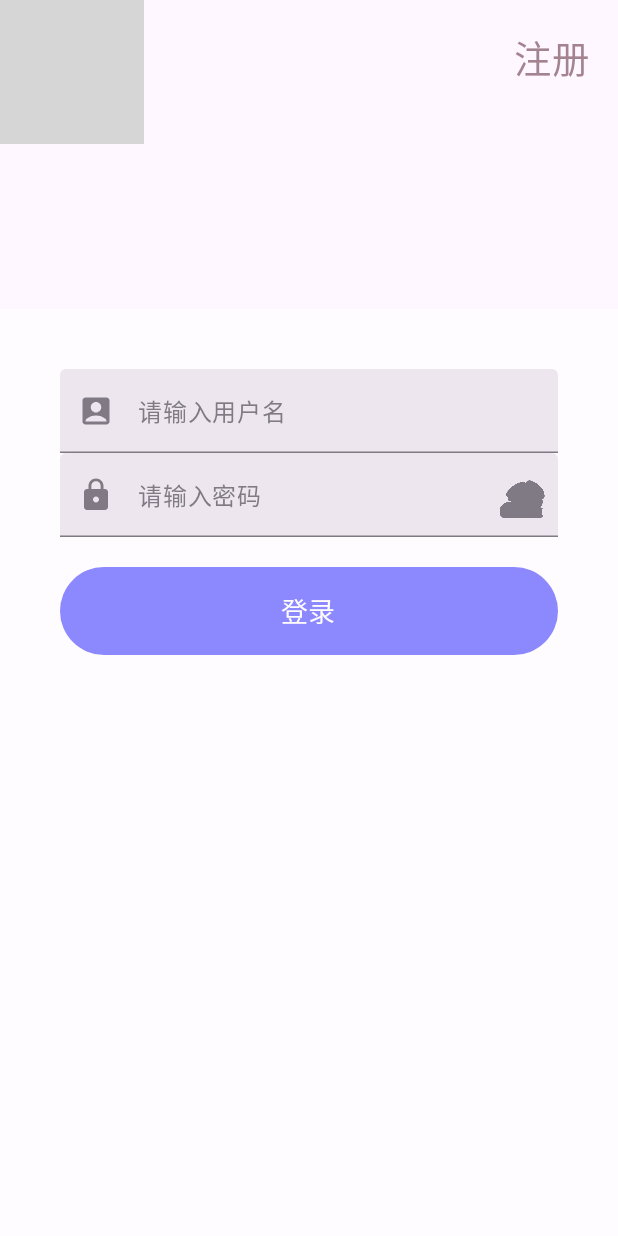
After one commit to liweiliang93/JiNiTaiMei, an Android app built with Jetpack Compose: the composable LoginScreen shown on its own in the app's theme, on a phone screen of 412 x 824 dp. The commit adds this screen. Run offline under Robolectric (Android 15) with nearby library versions, the phone set to English and light mode, and no system bars; grey boxes are pictures that could not be loaded.

Commit message:
登录界面未连接数据库的基础实现

```diff
--- a/app/src/main/AndroidManifest.xml
+++ b/app/src/main/AndroidManifest.xml
@@ -13,7 +13,7 @@
         android:theme="@style/Theme.JiNiTaiMei"
         tools:targetApi="31">
         <activity
-            android:name=".home.MainActivity"
+            android:name=".MainActivity"
             android:exported="true"
             android:label="@string/app_name"
             android:theme="@style/Theme.JiNiTaiMei">
--- a/app/src/main/java/com/weiliang/jinitaimei/home/MainActivity.kt
+++ b/app/src/main/java/com/weiliang/jinitaimei/MainActivity.kt
@@ -1,5 +1,5 @@
 @file:OptIn(ExperimentalMaterial3Api::class)
-package com.weiliang.jinitaimei.home
+package com.weiliang.jinitaimei
 
 import android.os.Bundle
 import androidx.activity.ComponentActivity
@@ -8,6 +8,10 @@ import androidx.compose.material3.ExperimentalMaterial3Api
 import androidx.compose.runtime.Composable
 import androidx.compose.ui.tooling.preview.Preview
 import androidx.compose.ui.unit.Density
+import com.weiliang.jinitaimei.activity.ScreenControl
+import com.weiliang.jinitaimei.chess.ChessBoard
+import com.weiliang.jinitaimei.chess.opening
+import com.weiliang.jinitaimei.chess.toList
 import com.weiliang.jinitaimei.ui.theme.JiNiTaiMeiTheme
 
 /*
--- a/app/src/main/java/com/weiliang/jinitaimei/home/LandingScreen.kt
+++ b/app/src/main/java/com/weiliang/jinitaimei/activity/LandingScreen.kt
@@ -1,4 +1,4 @@
-package com.weiliang.jinitaimei.home
+package com.weiliang.jinitaimei.activity
 
 import android.os.Build
 import androidx.annotation.DrawableRes
@@ -52,6 +52,7 @@ import coil.compose.rememberImagePainter
 import coil.decode.GifDecoder
 import coil.decode.ImageDecoderDecoder
 import com.weiliang.jinitaimei.R
+import com.weiliang.jinitaimei.control.KunDongAndSpacer
 import kotlinx.coroutines.delay
 import java.util.Locale
 
@@ -60,7 +61,7 @@ import java.util.Locale
 */
 
 //使用 SPLASHWAITTIME 来进行与sleep进行延时,SPLASHWAITTIME 表示延长的时间
-private const val SPLASHWAITTIME: Long = 6000
+private const val SPLASHWAITTIME: Long = 60000
 
 @Composable
 fun LandingScreen(
--- /dev/null
+++ b/app/src/main/java/com/weiliang/jinitaimei/activity/LoginScreen.kt
@@ -0,0 +1,162 @@
+package com.weiliang.jinitaimei.activity
+
+import androidx.compose.foundation.Image
+import androidx.compose.foundation.background
+import androidx.compose.foundation.layout.Box
+import androidx.compose.foundation.layout.Column
+import androidx.compose.foundation.layout.PaddingValues
+import androidx.compose.foundation.layout.Spacer
+import androidx.compose.foundation.layout.fillMaxSize
+import androidx.compose.foundation.layout.fillMaxWidth
+import androidx.compose.foundation.layout.height
+import androidx.compose.foundation.layout.padding
+import androidx.compose.foundation.layout.size
+import androidx.compose.foundation.shape.RoundedCornerShape
+import androidx.compose.material.icons.Icons
+import androidx.compose.material.icons.filled.AccountBox
+import androidx.compose.material.icons.filled.Lock
+import androidx.compose.material3.Button
+import androidx.compose.material3.ButtonDefaults
+import androidx.compose.material3.ExperimentalMaterial3Api
+import androidx.compose.material3.Icon
+import androidx.compose.material3.IconButton
+import androidx.compose.material3.MaterialTheme
+import androidx.compose.material3.Text
+import androidx.compose.material3.TextField
+import androidx.compose.material3.TextFieldDefaults
+import androidx.compose.runtime.Composable
+import androidx.compose.runtime.getValue
+import androidx.compose.runtime.mutableStateOf
+import androidx.compose.runtime.remember
+import androidx.compose.runtime.setValue
+import androidx.compose.ui.Modifier
+import androidx.compose.ui.draw.alpha
+import androidx.compose.ui.graphics.Color
+import androidx.compose.ui.res.painterResource
+import androidx.compose.ui.text.input.PasswordVisualTransformation
+import androidx.compose.ui.text.input.VisualTransformation
+import androidx.compose.ui.text.style.TextAlign
+import androidx.compose.ui.unit.dp
+import androidx.compose.ui.unit.sp
+import androidx.navigation.NavController
+import com.weiliang.jinitaimei.R
+import com.weiliang.jinitaimei.ui.theme.JiNiTaiMeiTheme
+
+@OptIn(ExperimentalMaterial3Api::class)
+@Composable
+fun LoginScreen(
+    navController: NavController,
+) {
+
+    var name by remember { mutableStateOf("") }
+    var pwd by remember { mutableStateOf("") }
+
+    val pwdVisualTransformation = PasswordVisualTransformation()
+    var showPwd by remember {
+        mutableStateOf(true)
+    }
+
+    val transformation = if (showPwd) pwdVisualTransformation else VisualTransformation.None
+
+
+    JiNiTaiMeiTheme {
+        Box(
+            Modifier.fillMaxSize()
+                .alpha(0.7f)
+        ) {
+            Image(painter = painterResource(id = R.drawable.background), contentDescription = null)
+            Text(
+                text = "注册",
+                color = MaterialTheme.colorScheme.tertiary,
+                fontSize = 25.sp,
+                textAlign = TextAlign.End,
+                modifier = Modifier
+                    .fillMaxWidth()
+                    .padding(20.dp)
+            )
+            Column() {
+                Spacer(modifier = Modifier.weight(1f))
+                Column(
+                    modifier = Modifier
+                        .weight(3f)
+                        .background(Color.White)
+                        .padding(40.dp)
+                        .fillMaxWidth()
+                ) {
+                    //后面输入框等组件在这里加,由于代码过长,为了方便阅读,后续贴出的代码都是在这里的代码
+                    Column() {
+
+                        TextField(
+                            modifier = Modifier.fillMaxWidth(),
+                            value = name,
+                            placeholder = {
+                                Text("请输入用户名")
+                            },
+                            onValueChange = { str -> name = str },
+                            colors = TextFieldDefaults.textFieldColors(Color.Transparent),
+                            leadingIcon = {
+                                Icon(
+                                    imageVector = Icons.Default.AccountBox,
+                                    contentDescription = null
+                                )
+                            }
+                        )
+
+                        TextField(
+                            value = pwd, onValueChange = { str -> pwd = str },
+                            modifier = Modifier.fillMaxWidth(),
+                            placeholder = {
+                                Text("请输入密码")
+                            },
+                            visualTransformation = transformation,
+                            colors = TextFieldDefaults.textFieldColors(Color.Transparent),
+                            leadingIcon = {
+                                Icon(
+                                    imageVector = Icons.Default.Lock,
+                                    contentDescription = null
+                                )
+                            }, trailingIcon = {
+                                if (showPwd) {
+                                    IconButton(onClick = { showPwd = !showPwd }) {
+                                        Icon(
+                                            painter = painterResource(id = R.drawable.kt1),
+                                            contentDescription = null,
+                                            Modifier.size(30.dp)
+                                        )
+                                    }
+                                } else {
+                                    IconButton(onClick = { showPwd = !showPwd }) {
+                                        Icon(
+                                            painter = painterResource(id = R.drawable.kt2),
+                                            contentDescription = null,
+                                            Modifier.size(30.dp)
+                                        )
+                                    }
+                                }
+                            }
+                        )
+                        Spacer(modifier = Modifier.height(20.dp))
+                        Button(
+                            modifier = Modifier
+                                .fillMaxWidth(),
+                            onClick = {
+                                if (name == "test" && pwd == "123") {
+                                    navController.navigate("first_page")
+                                } else {
+
+                                }
+                            },
+                            shape = RoundedCornerShape(50),
+                            colors = ButtonDefaults.buttonColors(Color(0xff5c59fe)),
+                            contentPadding = PaddingValues(12.dp, 16.dp)
+                        ) {
+                            Text("登录", color = Color.White, fontSize = 18.sp)
+                        }
+                        Spacer(modifier = Modifier.height(100.dp))
+
+                    }
+                }
+            }
+        }
+    }
+}
--- a/app/src/main/java/com/weiliang/jinitaimei/home/OnBoardingScreen.kt
+++ b/app/src/main/java/com/weiliang/jinitaimei/activity/OnBoardingScreen.kt
@@ -1,4 +1,4 @@
-package com.weiliang.jinitaimei.home
+package com.weiliang.jinitaimei.activity
 
 import android.annotation.SuppressLint
 import android.os.Build
@@ -37,6 +37,7 @@ import coil.compose.rememberImagePainter
 import coil.decode.GifDecoder
 import coil.decode.ImageDecoderDecoder
 import com.weiliang.jinitaimei.R
+import com.weiliang.jinitaimei.control.Show
 import com.weiliang.jinitaimei.ui.theme.JiNiTaiMeiTheme
 
 
--- a/app/src/main/java/com/weiliang/jinitaimei/home/CheesBoard.kt
+++ b/app/src/main/java/com/weiliang/jinitaimei/chess/CheesBoard.kt
@@ -1,4 +1,4 @@
-package com.weiliang.jinitaimei.home
+package com.weiliang.jinitaimei.chess
 
 import androidx.compose.foundation.Image
 import androidx.compose.foundation.background
--- a/app/src/main/java/com/weiliang/jinitaimei/home/Chess.kt
+++ b/app/src/main/java/com/weiliang/jinitaimei/chess/Chess.kt
@@ -1,4 +1,4 @@
-package com.weiliang.jinitaimei.home
+package com.weiliang.jinitaimei.chess
 
 import androidx.compose.runtime.Composable
 import androidx.compose.ui.unit.IntOffset
--- a/app/src/main/java/com/weiliang/jinitaimei/home/Constants.kt
+++ b/app/src/main/java/com/weiliang/jinitaimei/chess/Constants.kt
@@ -1,8 +1,8 @@
-package com.weiliang.jinitaimei.home
+package com.weiliang.jinitaimei.chess
 
 import androidx.compose.material3.MaterialTheme
 import androidx.compose.ui.unit.IntOffset
-import com.weiliang.jinitaimei.ui.theme.chessAssets
+import com.weiliang.jinitaimei.ui.chess.chessAssets
 
 /*
     定义各个角色的棋子：定义棋子的形状
--- a/app/src/main/java/com/weiliang/jinitaimei/home/AnimatedControl.kt
+++ b/app/src/main/java/com/weiliang/jinitaimei/control/AnimatedControl.kt
@@ -1,4 +1,4 @@
-package com.weiliang.jinitaimei.home
+package com.weiliang.jinitaimei.control
 
 import android.annotation.SuppressLint
 import android.media.MediaPlayer
--- a/app/src/main/java/com/weiliang/jinitaimei/ui/theme/ChessAssets.kt
+++ b/app/src/main/java/com/weiliang/jinitaimei/ui/chess/ChessAssets.kt
@@ -1,4 +1,4 @@
-package com.weiliang.jinitaimei.ui.theme
+package com.weiliang.jinitaimei.ui.chess
 
 import androidx.compose.material3.MaterialTheme
 import androidx.compose.runtime.Composable
--- a/app/src/main/java/com/weiliang/jinitaimei/ui/theme/Theme.kt
+++ b/app/src/main/java/com/weiliang/jinitaimei/ui/theme/Theme.kt
@@ -7,6 +7,8 @@ import androidx.compose.material3.darkColorScheme
 import androidx.compose.material3.lightColorScheme
 import androidx.compose.runtime.Composable
 import androidx.compose.ui.graphics.Color
+import com.weiliang.jinitaimei.ui.chess.DarkChess
+import com.weiliang.jinitaimei.ui.chess.LightChess
 
 // 定义暗色界面主题颜色配置
 private val DarkColorScheme = darkColorScheme(
```
Also changed, not shown: app/build.gradle.kts (+38 -11 lines), app/src/main/java/com/weiliang/jinitaimei/activity/MainScreen.kt (renamed from app/src/main/java/com/weiliang/jinitaimei/home/MainScreen.kt, +10 -8 lines), app/src/main/java/com/weiliang/jinitaimei/activity/ScreenControl.kt (renamed from app/src/main/java/com/weiliang/jinitaimei/home/ScreenControl.kt, +7 -7 lines), gradle/wrapper/gradle-wrapper.properties, 1 other file.
